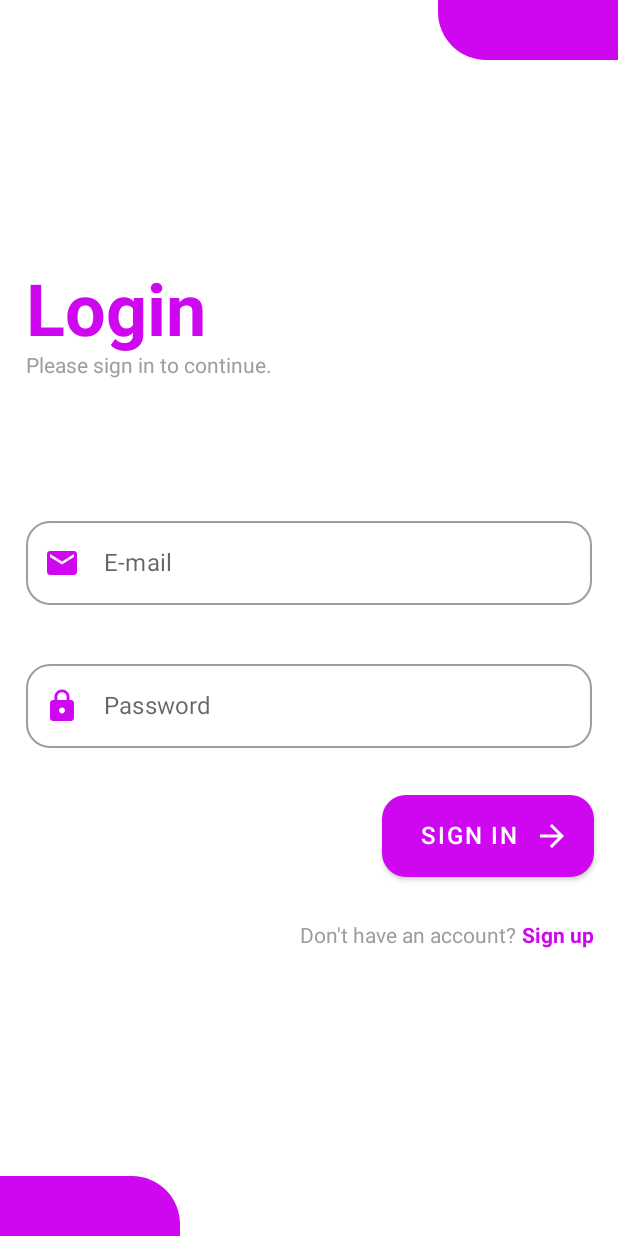
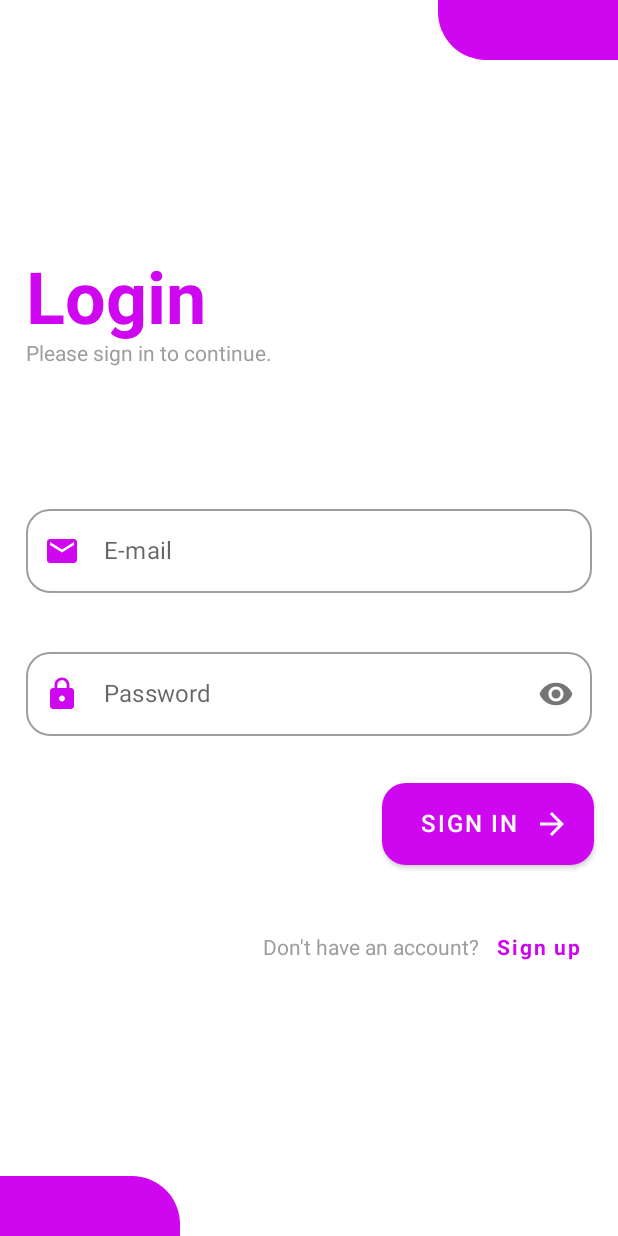
Before and after one commit to nicanico/app-viagens, an Android app built with Jetpack Compose: the @Preview function Telalogin, on a phone screen of 412 x 824 dp. Run offline under Robolectric (Android 15) with nearby library versions, the light colour scheme and no system bars.

Commit message:
18/04 - update singUp e MainActivity

```diff
--- a/app/src/main/AndroidManifest.xml
+++ b/app/src/main/AndroidManifest.xml
@@ -17,13 +17,13 @@
             android:label="@string/title_activity_home"
             android:theme="@style/Theme.Activitylogin" />
         <activity
-            android:name=".MainActivity"
+            android:name=".singUpActivity"
             android:exported="false"
             android:label="@string/app_name"
             android:theme="@style/Theme.Activitylogin"
             />
         <activity
-            android:name=".singUpActivity"
+            android:name=".MainActivity"
             android:screenOrientation="portrait"
             android:exported="true"
             android:label="@string/title_activity_sing_up"
--- a/app/src/main/java/br/senai/sp/jandira/activity_login/MainActivity.kt
+++ b/app/src/main/java/br/senai/sp/jandira/activity_login/MainActivity.kt
@@ -1,5 +1,7 @@
 package br.senai.sp.jandira.activity_login
 
+import android.content.Context
+import android.content.Intent
 import android.os.Bundle
 import androidx.activity.ComponentActivity
 import androidx.activity.compose.setContent
@@ -7,21 +9,28 @@ import androidx.compose.foundation.background
 import androidx.compose.foundation.layout.*
 import androidx.compose.foundation.shape.RoundedCornerShape
 import androidx.compose.material.*
-import androidx.compose.runtime.Composable
-import androidx.compose.runtime.mutableStateOf
+import androidx.compose.material.icons.Icons
+import androidx.compose.material.icons.filled.Favorite
+import androidx.compose.material.icons.filled.MailOutline
+import androidx.compose.material.icons.filled.Visibility
+import androidx.compose.material.icons.filled.VisibilityOff
+import androidx.compose.runtime.*
 import androidx.compose.runtime.saveable.rememberSaveable
 import androidx.compose.ui.Alignment
 import androidx.compose.ui.Modifier
 import androidx.compose.ui.graphics.Color
+import androidx.compose.ui.platform.LocalContext
 import androidx.compose.ui.res.painterResource
 import androidx.compose.ui.res.stringResource
 import androidx.compose.ui.text.font.FontWeight
 import androidx.compose.ui.text.input.PasswordVisualTransformation
+import androidx.compose.ui.text.input.VisualTransformation
 import androidx.compose.ui.tooling.preview.Preview
 import androidx.compose.ui.unit.dp
 import androidx.compose.ui.unit.sp
 import br.senai.sp.jandira.activity_login.components.BottomShape
 import br.senai.sp.jandira.activity_login.components.TopShape
+import br.senai.sp.jandira.activity_login.repository.UserRepository
 import br.senai.sp.jandira.activity_login.ui.theme.ActivityloginTheme
 
 class MainActivity : ComponentActivity() {
@@ -41,13 +50,22 @@ class MainActivity : ComponentActivity() {
 @Composable
 fun Telalogin() {
 
-    var emailState = rememberSaveable {
+    val context = LocalContext.current
+
+    // não esquecer do .value
+    var emailState by remember {
         mutableStateOf("")
     }
 
-    var passwordState = rememberSaveable {
+    var passwordState by remember {
         mutableStateOf("")
     }
+
+    var passwordVisibilityState by remember {
+        mutableStateOf(false)
+    }
+
+
 
     Surface(
         modifier = Modifier.fillMaxSize()
@@ -89,14 +107,14 @@ fun Telalogin() {
                     color = Color(160, 156, 156)
                 )
                 OutlinedTextField(
-                    value = emailState.value,
+                    value = emailState,
                     onValueChange = {
-                         emailState.value = it
+                        emailState = it
                     },
                     modifier = Modifier
                         .fillMaxWidth()
                         .padding(start = 17.dp, end = 17.dp, bottom = 31.dp),
-                    label = { Text(text = stringResource(id = R.string.input_email))},
+                    label = { Text(text = stringResource(id = R.string.input_email)) },
                     shape = RoundedCornerShape(16.dp),
                     leadingIcon = {
                         Icon(
@@ -107,15 +125,15 @@ fun Telalogin() {
                     }
                 )
                 OutlinedTextField(
-                    value = passwordState.value,
+                    value = passwordState,
                     onValueChange = {
-                        passwordState.value = it
+                        passwordState = it
                     },
                     modifier = Modifier
                         .fillMaxWidth()
                         .padding(start = 17.dp, end = 17.dp),
-                    label = { Text(text = stringResource(id = R.string.input_password))},
-                    visualTransformation = PasswordVisualTransformation(),
+                    label = { Text(text = stringResource(id = R.string.input_password)) },
+                    visualTransformation = if(!passwordVisibilityState) PasswordVisualTransformation() else VisualTransformation.None,
                     shape = RoundedCornerShape(16.dp),
                     leadingIcon = {
                         Icon(
@@ -123,6 +141,21 @@ fun Telalogin() {
                             contentDescription = "",
                             tint = Color(207, 6, 240)
                         )
+
+                    },
+                    trailingIcon = {
+                        IconButton(onClick = {
+                            passwordVisibilityState = !passwordVisibilityState
+                        }
+                        ) {
+                            Icon(
+                                imageVector = if(passwordVisibilityState)
+                                    Icons.Default.VisibilityOff
+                                else
+                                    Icons.Default.Visibility,
+                                contentDescription = null
+                            )
+                        }
                     }
                 )
                 Row(
@@ -132,7 +165,9 @@ fun Telalogin() {
                     horizontalArrangement = Arrangement.End
                 ) {
                     Button(
-                        onClick = { /*TODO*/ },
+                        onClick = {
+                            authenticate(emailState, passwordState, context)
+                        },
                         modifier = Modifier
                             .padding(top = 31.dp),
                         shape = RoundedCornerShape(
@@ -164,19 +199,25 @@ fun Telalogin() {
                     modifier = Modifier
                         .fillMaxWidth()
                         .padding(end = 16.dp),
-                    horizontalArrangement = Arrangement.End
+                    horizontalArrangement = Arrangement.End,
+                    verticalAlignment = Alignment.CenterVertically
                 ) {
                     Text(
                         text = stringResource(id = R.string.account),
                         color = Color(160, 156, 156),
                         fontWeight = FontWeight.W400
                     )
+                    TextButton(onClick = {
+                        var openSingUp = Intent(context, singUpActivity::class.java)
+                        context.startActivity(openSingUp)
+                    }) {
                         Text(
                             text = stringResource(id = R.string.sign_up),
                             modifier = Modifier.padding(start = 4.dp),
                             color = Color(207, 6, 240),
                             fontWeight = FontWeight.W700
                         )
+                    }
                 }
 
             }
@@ -203,3 +244,14 @@ fun Telalogin() {
         }
     }
 }
+
+fun authenticate(email: String, password: String, context: Context) {
+
+    val userRepository = UserRepository(context)
+    val user = userRepository.authenticate(email, password)
+
+    if (user != null){
+        var openHome = Intent(context, HomeActivity::class.java)
+        context.startActivity(openHome)
+    }
+}
--- a/app/src/main/java/br/senai/sp/jandira/activity_login/repository/UserRepository.kt
+++ b/app/src/main/java/br/senai/sp/jandira/activity_login/repository/UserRepository.kt
@@ -18,4 +18,8 @@ class UserRepository(context: Context) {
         return db.userDao().findUserByEmail(email)
     }
 
+    fun authenticate(email: String, password: String): User{
+        return db.userDao().authenticate(email, password)
 }
+
+}
```
Also changed, not shown: app/build.gradle (+8 -0 lines), app/src/main/java/br/senai/sp/jandira/activity_login/HomeActivity.kt (+5 -2 lines), app/src/main/java/br/senai/sp/jandira/activity_login/singUpActivity.kt (+36 -3 lines). Lines whose indentation alone changed are shown as unchanged.
